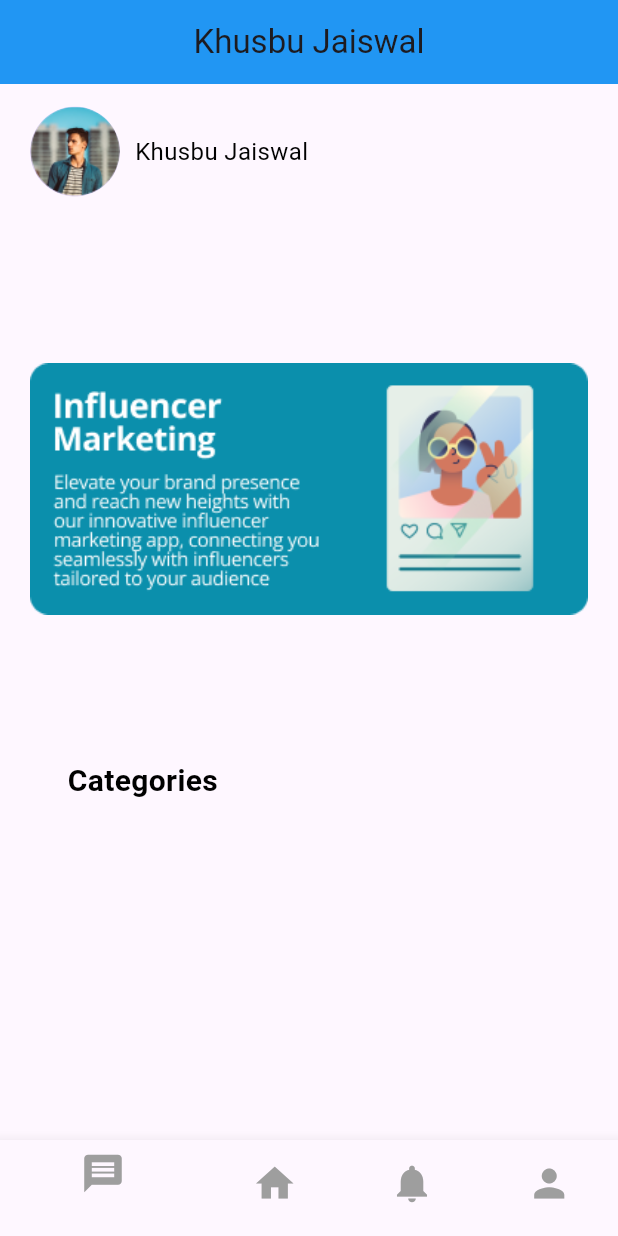
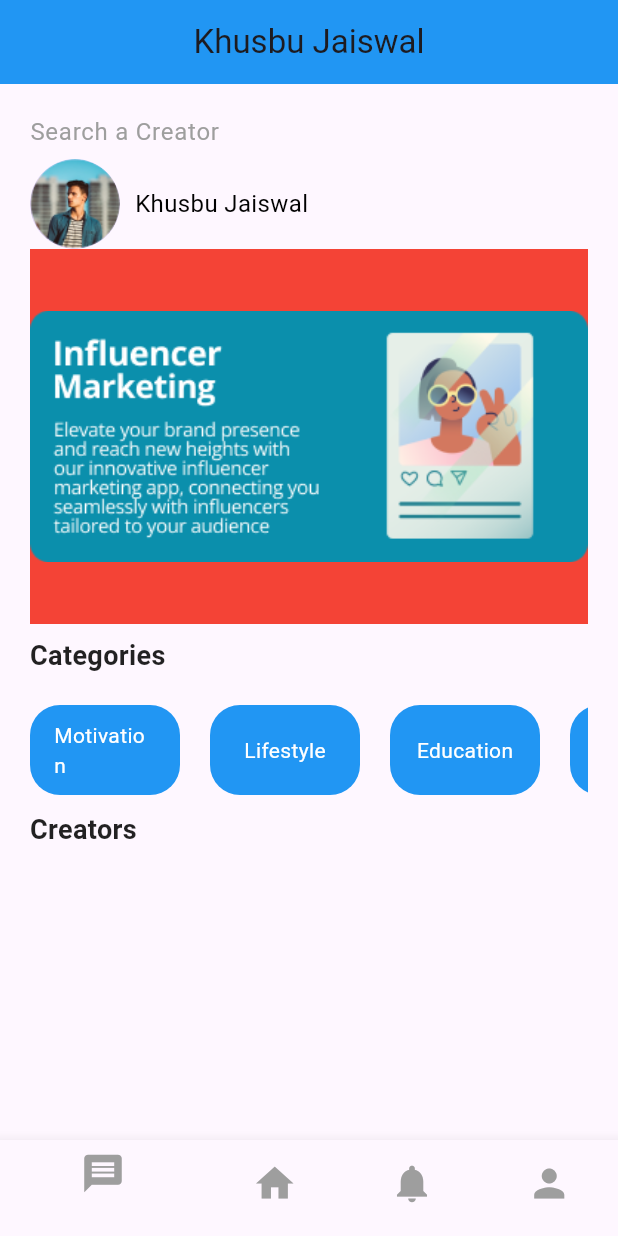
Before and after one commit to KhusbuJays01/TrendMasterApp, a Flutter app: the screen it shows after launch, on a phone screen of 412 x 824 dp. Run offline on Flutter 3.47's test engine with Material 3 defaults, Android fonts, the phone set to English and light mode, and no system bars; our stand-ins replace google_fonts.

Commit message:
company home page draft one

```diff
--- a/lib/pages/company_home_page.dart
+++ b/lib/pages/company_home_page.dart
@@ -1,10 +1,38 @@
 import 'package:flutter/material.dart';
+
+class SmallContainer extends StatelessWidget {
+  final String text;
+
+  const SmallContainer({required this.text});
+
+  @override
+  Widget build(BuildContext context) {
+    return Container(
+      width: 100,
+      height: 40,
+      padding: EdgeInsets.symmetric(vertical: 8, horizontal: 16),
+      decoration: BoxDecoration(
+        borderRadius: BorderRadius.circular(20),
+        color: Colors.blue,
+      ),
+      child: Center(
+        child: Text(
+          text,
+          style: TextStyle(
+            fontSize: 14,
+            color: Colors.white,
+          ),
+        ),
+      ),
+    );
+  }
+}
 
 class CompanyHomePage extends StatelessWidget {
   final List<String> images = [
     'assets/images/company_h1.png',
-    'assets/images/cocacola.png',
-    'assets/images/sumsung.png',
+    'assets/images/company_h1.png',
+    'assets/images/company_h1.png',
     // Add more images as needed
   ];
 
@@ -14,20 +42,31 @@ class CompanyHomePage extends StatelessWidget {
       appBar: AppBar(
         title: Text("Khusbu Jaiswal"),
         centerTitle: true,
-        backgroundColor: Colors.blue, // Set your desired background color here
+        backgroundColor: Colors.blue,
       ),
       body: Padding(
-        padding: const EdgeInsets.only(left: 20, top: 15, right: 20),
+        padding: const EdgeInsets.only(left: 20, top: 20, right: 20),
         child: Column(
           mainAxisAlignment: MainAxisAlignment.start,
           crossAxisAlignment: CrossAxisAlignment.start,
           children: [
-            // Profile section
+            Container(
+              width: 150,
+              height: 20,
+              child: TextField(
+                style: TextStyle(color: Colors.white),
+                decoration: InputDecoration.collapsed(
+                  hintText: "Search a Creator",
+                  hintStyle: TextStyle(color: Colors.grey),
+                ),
+              ),
+            ),
+            SizedBox(height: 10),
             Row(
               children: [
                 CircleAvatar(
                   radius: 30,
-                  backgroundImage: AssetImage('assets/images/companyProfile.png'), // Add your profile picture asset
+                  backgroundImage: AssetImage('assets/images/companyProfile.png'),
                 ),
                 SizedBox(width: 10),
                 Column(
@@ -44,11 +83,11 @@ class CompanyHomePage extends StatelessWidget {
                 ),
               ],
             ),
-            SizedBox(height: 20),
-            // Image carousel
+            SizedBox(height: 0),
             Container(
-              height: 350,
-              width: 400,
+              color: Colors.red,
+              height: 250,
+              width: 450,
               child: PageView.builder(
                 itemCount: images.length,
                 itemBuilder: (context, index) {
@@ -56,25 +95,45 @@ class CompanyHomePage extends StatelessWidget {
                 },
               ),
             ),
+            SizedBox(height: 8),
+            Text(
+              'Categories', // Add the location here
+              style: TextStyle(
+                fontSize: 18,
+                fontWeight: FontWeight.bold,
+                color: Colors.black87,
+              ),
+              textAlign: TextAlign.center,
+            ),
+            SizedBox(height: 20),
+            Container(
+              height: 60,
+              child: ListView(
+                scrollDirection: Axis.horizontal,
+                children: [
+                  SmallContainer(text: 'Motivation'),
+                  SizedBox(width: 20),
+                  SmallContainer(text: 'Lifestyle'),
+                  SizedBox(width: 20),
+                  SmallContainer(text: 'Education'),
+                  SizedBox(width: 20),
+                  SmallContainer(text: 'Fashion'),
 
-            SizedBox(height: 5),
-            Padding(
-              padding: const EdgeInsets.only(left: 25),
-              child: Align(
-                alignment: Alignment.centerLeft,
-                child: Text(
-                  'Categories',
-                  style: TextStyle(
-                    fontSize: 20,
-                    fontWeight: FontWeight.bold,
-                    color: Colors.black,
-                  ),
-                ),
+                ],
               ),
             ),
 
+            SizedBox(height: 10),
+            Text(
+              'Creators', // Add the location here
+              style: TextStyle(
+                fontSize: 18,
+                fontWeight: FontWeight.bold,
+                color: Colors.black87,
+              ),
+              textAlign: TextAlign.center,
+            ),
 
-            // Add other content below the image carousel if needed
           ],
         ),
       ),
```
